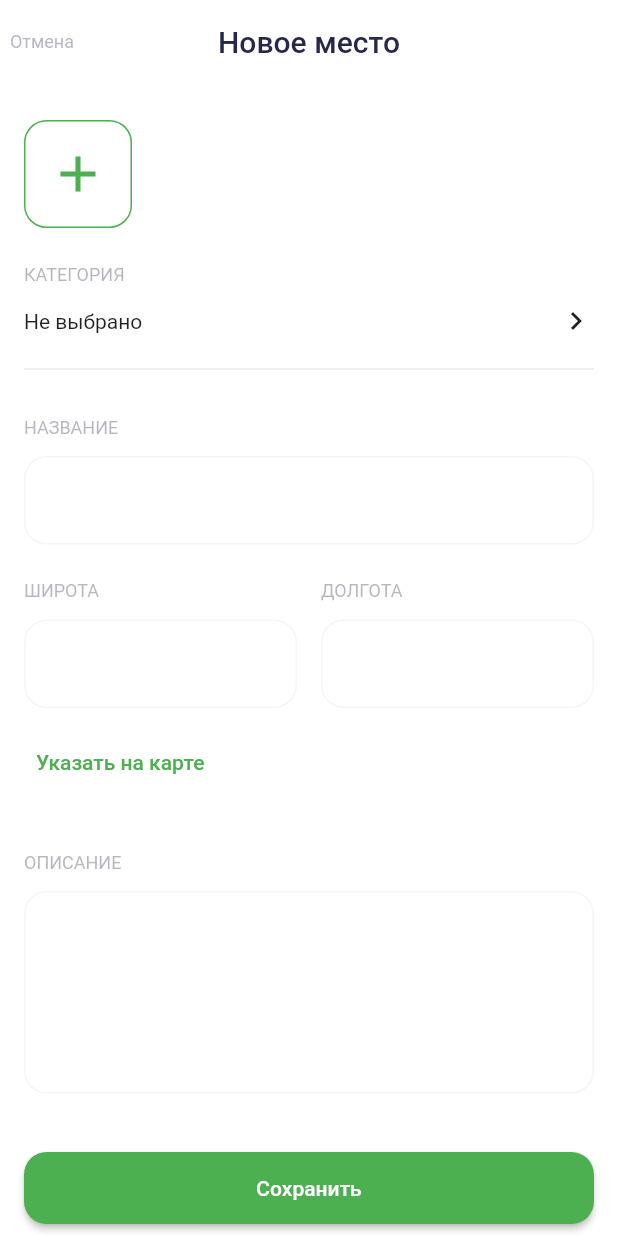
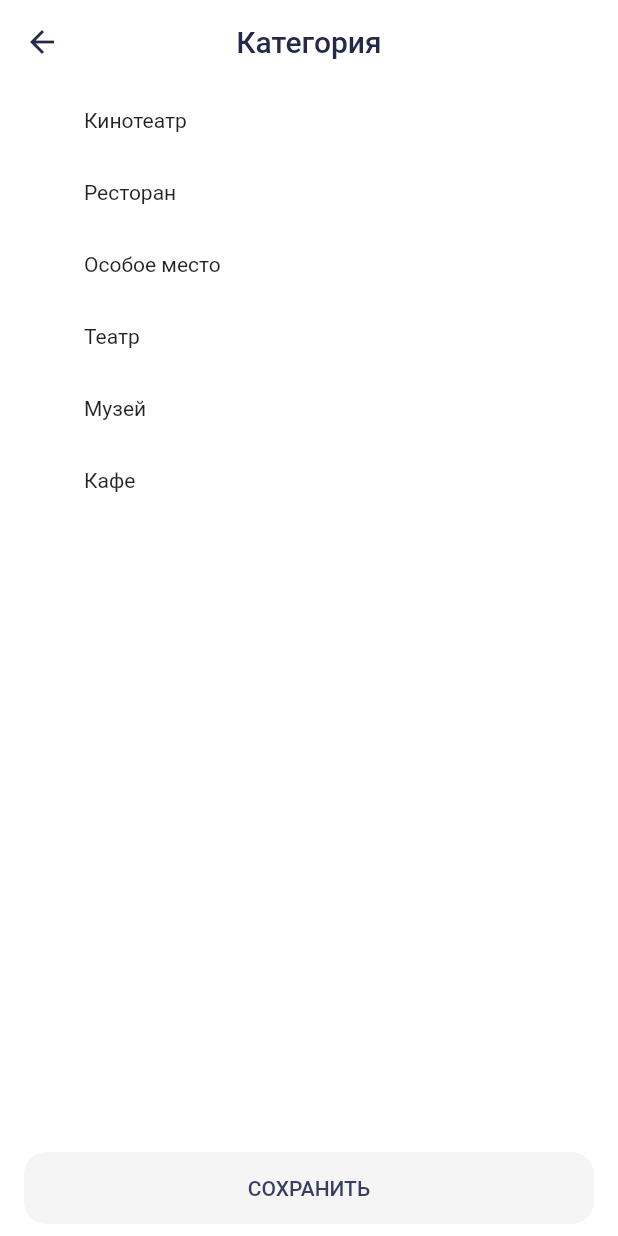
Before and after one commit to danyaao/interesting-places, a Flutter app: the screen it shows after launch, after a tap on "Не выбрано", on a phone screen of 412 x 824 dp. Run offline on Flutter 3.47's test engine with Material 2 defaults, Android fonts, the phone set to English and light mode, and no system bars; our stand-ins replace bloc, equatable, flutter_bloc, image_picker.

Commit message:
add category selection, add states for create and save buttons, fixed keyboard types for latitude and longitude

```diff
--- a/lib/component_library/theme/colors/color_scheme.dart
+++ b/lib/component_library/theme/colors/color_scheme.dart
@@ -33,7 +33,7 @@ class AppColorScheme extends ThemeExtension<AppColorScheme> {
         onPrimary = LightColorPalette.darkest,
         secondary = LightColorPalette.green,
         onSecondary = LightColorPalette.lightGrey,
-        surface = LightColorPalette.green,
+        surface = LightColorPalette.grey,
         onSurface = LightColorPalette.darker,
         background = LightColorPalette.white,
         onBackground = LightColorPalette.green,
--- a/lib/component_library/widgets/bottom_button.dart
+++ b/lib/component_library/widgets/bottom_button.dart
@@ -6,10 +6,12 @@ class BottomButton extends StatelessWidget {
     super.key,
     required this.onPressed,
     required this.label,
+    required this.isActive,
   });
 
   final VoidCallback onPressed;
   final String label;
+  final bool isActive;
 
   @override
   Widget build(BuildContext context) {
@@ -25,10 +27,11 @@ class BottomButton extends StatelessWidget {
               shape: RoundedRectangleBorder(
                 borderRadius: BorderRadius.circular(15),
               ),
-              backgroundColor: colors.secondary,
-              foregroundColor: colors.primary,
+              backgroundColor: isActive ? colors.secondary : colors.onSecondary,
+              foregroundColor: isActive ? colors.primary : colors.onSurface,
+              elevation: 0,
             ),
-            onPressed: onPressed,
+            onPressed: isActive ? onPressed : () {},
             child: SizedBox(
               width: double.infinity,
               height: 48,
--- a/lib/component_library/widgets/outlined_form.dart
+++ b/lib/component_library/widgets/outlined_form.dart
@@ -8,6 +8,7 @@ class OutlinedForm extends StatelessWidget {
     required this.label,
     required this.linesCount,
     this.isValid,
+    this.textInputType = TextInputType.text,
   }) : isActive = isValid != null;
 
   final TextEditingController controller;
@@ -15,6 +16,7 @@ class OutlinedForm extends StatelessWidget {
   final int linesCount;
   final bool? isValid;
   final bool isActive;
+  final TextInputType textInputType;
 
   @override
   Widget build(BuildContext context) {
@@ -59,6 +61,7 @@ class OutlinedForm extends StatelessWidget {
           controller: controller,
           minLines: linesCount,
           maxLines: linesCount,
+          keyboardType: textInputType,
         ),
       ],
     );
--- a/lib/features/create_place/bloc/create_place_bloc.dart
+++ b/lib/features/create_place/bloc/create_place_bloc.dart
@@ -1,13 +1,15 @@
 import 'package:bloc/bloc.dart';
 import 'package:equatable/equatable.dart';
+import 'package:flutter/material.dart';
 import 'package:image_picker/image_picker.dart';
+import 'package:interesting_places/features/create_place/ui/select_categoty_screen.dart';
 
 part 'create_place_event.dart';
 
 part 'create_place_state.dart';
 
 class CreatePlaceBloc extends Bloc<CreatePlaceEvent, CreatePlaceState> {
-  CreatePlaceBloc() : super(const CreatePlaceState()) {
+  CreatePlaceBloc() : super(CreatePlaceState()) {
     _registerEventHandler();
   }
 
@@ -24,6 +26,8 @@ class CreatePlaceBloc extends Bloc<CreatePlaceEvent, CreatePlaceState> {
           await _handleLatitudeChangedEvent(emitter, event);
         } else if (event is LongitudeChangedEvent) {
           await _handleLongitudeChangedEvent(emitter, event);
+        } else if (event is SelectCategoryEvent) {
+          await _handleSelectCategoryEvent(emitter, event);
         }
       },
     );
@@ -100,6 +104,21 @@ class CreatePlaceBloc extends Bloc<CreatePlaceEvent, CreatePlaceState> {
     }
   }
 
+  Future<void> _handleSelectCategoryEvent(
+    Emitter emitter,
+    SelectCategoryEvent event,
+  ) async {
+    final context = event.context;
+    final selectedCategory = await Navigator.push(
+      context,
+      MaterialPageRoute(builder: (context) => const SelectCategoryScreen()),
+    );
+
+    emitter(state.copyWith(
+      category: selectedCategory,
+    ));
+  }
+
   Future<List<String>> _getImageFromGallery() async {
     final images = await ImagePicker().pickMultiImage();
     final paths = images.map((e) => e.path).toList();
--- a/lib/features/create_place/bloc/create_place_event.dart
+++ b/lib/features/create_place/bloc/create_place_event.dart
@@ -75,3 +75,16 @@ class DescriptionChangedEvent extends CreatePlaceEvent {
         description,
       ];
 }
+
+class SelectCategoryEvent extends CreatePlaceEvent {
+  const SelectCategoryEvent({
+    required this.context,
+  });
+
+  final BuildContext context;
+
+  @override
+  List<Object?> get props => [
+        context,
+      ];
+}
--- a/lib/features/create_place/bloc/create_place_state.dart
+++ b/lib/features/create_place/bloc/create_place_state.dart
@@ -1,7 +1,7 @@
 part of 'create_place_bloc.dart';
 
 class CreatePlaceState extends Equatable {
-  const CreatePlaceState({
+  CreatePlaceState({
     this.images,
     this.name,
     this.isNameValid,
@@ -10,7 +10,11 @@ class CreatePlaceState extends Equatable {
     this.longitude,
     this.isLongitudeValid,
     this.category,
-  });
+  }) : canCreate = (images?.isNotEmpty ?? false) &&
+            (isNameValid ?? false) &&
+            (isLatitudeValid ?? false) &&
+            (isLongitudeValid ?? false) &&
+            (category?.isNotEmpty ?? false);
 
   final List<String>? images;
   final String? name;
@@ -19,8 +23,8 @@ class CreatePlaceState extends Equatable {
   final bool? isLatitudeValid;
   final String? longitude;
   final bool? isLongitudeValid;
-  final Category? category;
-  final bool canSave = false;
+  final String? category;
+  final bool? canCreate;
 
   CreatePlaceState copyWith({
     List<String>? images,
@@ -30,7 +34,7 @@ class CreatePlaceState extends Equatable {
     bool? isLatitudeValid,
     String? longitude,
     bool? isLongitudeValid,
-    Category? category,
+    String? category,
   }) {
     return CreatePlaceState(
       images: images ?? this.images,
@@ -54,15 +58,6 @@ class CreatePlaceState extends Equatable {
         longitude,
         isLongitudeValid,
         category,
-        canSave,
+        canCreate,
       ];
 }
-
-enum Category {
-  cinema,
-  restaurant,
-  specialPlace,
-  theatre,
-  museum,
-  cafe,
-}
--- a/lib/features/create_place/ui/create_place_screen.dart
+++ b/lib/features/create_place/ui/create_place_screen.dart
@@ -81,12 +81,12 @@ class _CreatePlaceWidgetState extends State<CreatePlaceWidget> {
         return Scaffold(
           resizeToAvoidBottomInset: false,
           appBar: AppBar(
-            title: Text(l10n.newPlace),
+            title: Text(l10n.newPlaceAppBar),
             leading: InkWell(
               onTap: () {},
               child: Center(
                 child: Text(
-                  l10n.cancel,
+                  l10n.cancelAppBar,
                   style: text.superSmall,
                 ),
               ),
@@ -108,14 +108,18 @@ class _CreatePlaceWidgetState extends State<CreatePlaceWidget> {
                 ),
                 const SizedBox(height: 24),
                 SelectButton(
-                  select: () {},
-                  label: l10n.category,
-                  selected: l10n.unselected,
+                  select: () {
+                    _bloc.add(SelectCategoryEvent(
+                      context: context,
+                    ));
+                  },
+                  label: l10n.categoryButton,
+                  selected: state.category ?? l10n.unselectedButton,
                 ),
                 const SizedBox(height: 24),
                 OutlinedForm(
                   controller: _nameController,
-                  label: l10n.placeName,
+                  label: l10n.placeNameTextField,
                   linesCount: 1,
                   isValid: state.isNameValid,
                 ),
@@ -125,18 +129,20 @@ class _CreatePlaceWidgetState extends State<CreatePlaceWidget> {
                     Flexible(
                       child: OutlinedForm(
                         controller: _latitudeController,
-                        label: l10n.latitude,
+                        label: l10n.latitudeTextField,
                         linesCount: 1,
                         isValid: state.isLatitudeValid,
+                        textInputType: TextInputType.number,
                       ),
                     ),
                     const SizedBox(width: 16),
                     Flexible(
                       child: OutlinedForm(
                         controller: _longitudeController,
-                        label: l10n.longitude,
+                        label: l10n.longitudeTextField,
                         linesCount: 1,
                         isValid: state.isLongitudeValid,
+                        textInputType: TextInputType.number,
                       ),
                     )
                   ],
@@ -147,7 +153,7 @@ class _CreatePlaceWidgetState extends State<CreatePlaceWidget> {
                   child: TextButton(
                     onPressed: () {},
                     child: Text(
-                      l10n.pointOnTheMap,
+                      l10n.pointOnTheMapButton,
                       style: TextStyle(color: colors.secondary),
                     ),
                   ),
@@ -155,12 +161,13 @@ class _CreatePlaceWidgetState extends State<CreatePlaceWidget> {
                 const SizedBox(height: 36),
                 OutlinedForm(
                   controller: _descriptionController,
-                  label: l10n.description,
+                  label: l10n.descriptionTextField,
                   linesCount: 5,
                 ),
                 BottomButton(
-                  label: l10n.save,
+                  label: l10n.createButton,
                   onPressed: () {},
+                  isActive: state.canCreate ?? false,
                 ),
               ],
             ),
--- /dev/null
+++ b/lib/features/create_place/ui/select_categoty_screen.dart
@@ -0,0 +1,80 @@
+import 'package:flutter/material.dart';
+import 'package:interesting_places/component_library/component_library.dart';
+
+class SelectCategoryScreen extends StatefulWidget {
+  const SelectCategoryScreen({
+    super.key,
+  });
+
+  @override
+  State<SelectCategoryScreen> createState() => _SelectCategoryScreenState();
+}
+
+class _SelectCategoryScreenState extends State<SelectCategoryScreen> {
+  int? selectedCategoryIndex;
+
+  @override
+  Widget build(BuildContext context) {
+    final l10n = context.l10n;
+    final theme = context.theme;
+    final colors = context.colors;
+    final categories = l10n.categories.split(';');
+
+    return Scaffold(
+      appBar: AppBar(
+        title: Text(l10n.categoryAppBar),
+      ),
+      body: Padding(
+        padding: EdgeInsets.symmetric(horizontal: theme.screenMargin),
+        child: Column(
+          children: [
+            SizedBox(
+              width: 300,
+              height: 500,
+              child: ListView.builder(
+                  itemCount: categories.length,
+                  itemBuilder: (context, index) {
+                    return InkWell(
+                      onTap: () {
+                        setState(() {
+                          selectedCategoryIndex = index;
+                        });
+                      },
+                      child: SizedBox(
+                        width: double.infinity,
+                        height: 48,
+                        child: Row(
+                          children: [
+                            Align(
+                              alignment: Alignment.centerLeft,
+                              child: Text(categories[index]),
+                            ),
+                            selectedCategoryIndex == index
+                                ? Expanded(
+                                    child: Align(
+                                      alignment: Alignment.centerRight,
+                                      child: Icon(
+                                        Icons.check,
+                                        color: colors.secondary,
+                                      ),
+                                    ),
+                                  )
+                                : const SizedBox(),
+                          ],
+                        ),
+                      ),
+                    );
+                  }),
+            ),
+            BottomButton(
+              onPressed: () =>
+                  Navigator.pop(context, categories[selectedCategoryIndex!]),
+              label: l10n.saveButton,
+              isActive: selectedCategoryIndex != null,
+            ),
+          ],
+        ),
+      ),
+    );
+  }
+}
--- a/lib/l10n/app_localizations.dart
+++ b/lib/l10n/app_localizations.dart
@@ -91,77 +91,83 @@ abstract class AppLocalizations {
     Locale('ru')
   ];
 
-  /// No description provided for @newPlace.
+  /// No description provided for @newPlaceAppBar.
   ///
   /// In ru, this message translates to:
   /// **'Новое место'**
-  String get newPlace;
+  String get newPlaceAppBar;
 
-  /// No description provided for @cancel.
+  /// No description provided for @cancelAppBar.
   ///
   /// In ru, this message translates to:
   /// **'Отмена'**
-  String get cancel;
+  String get cancelAppBar;
 
-  /// No description provided for @category.
+  /// No description provided for @categoryButton.
   ///
   /// In ru, this message translates to:
   /// **'КАТЕГОРИЯ'**
-  String get category;
+  String get categoryButton;
 
-  /// No description provided for @unselected.
+  /// No description provided for @unselectedButton.
   ///
   /// In ru, this message translates to:
   /// **'Не выбрано'**
-  String get unselected;
+  String get unselectedButton;
 
-  /// No description provided for @placeName.
+  /// No description provided for @placeNameTextField.
   ///
   /// In ru, this message translates to:
   /// **'НАЗВАНИЕ'**
-  String get placeName;
+  String get placeNameTextField;
 
-  /// No description provided for @latitude.
+  /// No description provided for @latitudeTextField.
   ///
   /// In ru, this message translates to:
   /// **'ШИРОТА'**
-  String get latitude;
+  String get latitudeTextField;
 
-  /// No description provided for @longitude.
+  /// No description provided for @longitudeTextField.
   ///
   /// In ru, this message translates to:
   /// **'ДОЛГОТА'**
-  String get longitude;
+  String get longitudeTextField;
 
-  /// No description provided for @pointOnTheMap.
+  /// No description provided for @pointOnTheMapButton.
   ///
   /// In ru, this message translates to:
   /// **'Указать на карте'**
-  String get pointOnTheMap;
+  String get pointOnTheMapButton;
 
-  /// No description provided for @description.
+  /// No description provided for @descriptionTextField.
   ///
   /// In ru, this message translates to:
   /// **'ОПИСАНИЕ'**
-  String get description;
+  String get descriptionTextField;
 
-  /// No description provided for @descriptionHint.
+  /// No description provided for @createButton.
   ///
   /// In ru, this message translates to:
-  /// **'Текст'**
-  String get descriptionHint;
+  /// **'СОЗДАТЬ'**
+  String get createButton;
 
-  /// No description provided for @create.
+  /// No description provided for @saveButton.
   ///
   /// In ru, this message translates to:
-  /// **'Создать'**
-  String get create;
+  /// **'СОХРАНИТЬ'**
+  String get saveButton;
 
-  /// No description provided for @save.
+  /// No description provided for @categoryAppBar.
   ///
   /// In ru, this message translates to:
-  /// **'Сохранить'**
-  String get save;
+  /// **'Категория'**
+  String get categoryAppBar;
+
+  /// No description provided for @categories.
+  ///
+  /// In ru, this message translates to:
+  /// **'Кинотеатр;Ресторан;Особое место;Театр;Музей;Кафе'**
+  String get categories;
 }
 
 class _AppLocalizationsDelegate extends LocalizationsDelegate<AppLocalizations> {
--- a/lib/l10n/app_localizations_ru.dart
+++ b/lib/l10n/app_localizations_ru.dart
@@ -5,38 +5,41 @@ class AppLocalizationsRu extends AppLocalizations {
   AppLocalizationsRu([String locale = 'ru']) : super(locale);
 
   @override
-  String get newPlace => 'Новое место';
+  String get newPlaceAppBar => 'Новое место';
 
   @override
-  String get cancel => 'Отмена';
+  String get cancelAppBar => 'Отмена';
 
   @override
-  String get category => 'КАТЕГОРИЯ';
+  String get categoryButton => 'КАТЕГОРИЯ';
 
   @override
-  String get unselected => 'Не выбрано';
+  String get unselectedButton => 'Не выбрано';
 
   @override
-  String get placeName => 'НАЗВАНИЕ';
+  String get placeNameTextField => 'НАЗВАНИЕ';
 
   @override
-  String get latitude => 'ШИРОТА';
+  String get latitudeTextField => 'ШИРОТА';
 
   @override
-  String get longitude => 'ДОЛГОТА';
+  String get longitudeTextField => 'ДОЛГОТА';
 
   @override
-  String get pointOnTheMap => 'Указать на карте';
+  String get pointOnTheMapButton => 'Указать на карте';
 
   @override
-  String get description => 'ОПИСАНИЕ';
+  String get descriptionTextField => 'ОПИСАНИЕ';
 
   @override
-  String get descriptionHint => 'Текст';
+  String get createButton => 'СОЗДАТЬ';
 
   @override
-  String get create => 'Создать';
+  String get saveButton => 'СОХРАНИТЬ';
 
   @override
-  String get save => 'Сохранить';
+  String get categoryAppBar => 'Категория';
+
+  @override
+  String get categories => 'Кинотеатр;Ресторан;Особое место;Театр;Музей;Кафе';
 }
--- a/lib/l10n/messages_ru.arb
+++ b/lib/l10n/messages_ru.arb
@@ -1,14 +1,15 @@
 {
-  "newPlace": "Новое место",
-  "cancel": "Отмена",
-  "category": "КАТЕГОРИЯ",
-  "unselected": "Не выбрано",
-  "placeName": "НАЗВАНИЕ",
-  "latitude": "ШИРОТА",
-  "longitude": "ДОЛГОТА",
-  "pointOnTheMap": "Указать на карте",
-  "description": "ОПИСАНИЕ",
-  "descriptionHint": "Текст",
-  "create": "Создать",
-  "save": "Сохранить"
+  "newPlaceAppBar": "Новое место",
+  "cancelAppBar": "Отмена",
+  "categoryButton": "КАТЕГОРИЯ",
+  "unselectedButton": "Не выбрано",
+  "placeNameTextField": "НАЗВАНИЕ",
+  "latitudeTextField": "ШИРОТА",
+  "longitudeTextField": "ДОЛГОТА",
+  "pointOnTheMapButton": "Указать на карте",
+  "descriptionTextField": "ОПИСАНИЕ",
+  "createButton": "СОЗДАТЬ",
+  "saveButton": "СОХРАНИТЬ",
+  "categoryAppBar": "Категория",
+  "categories": "Кинотеатр;Ресторан;Особое место;Театр;Музей;Кафе"
 }
```
